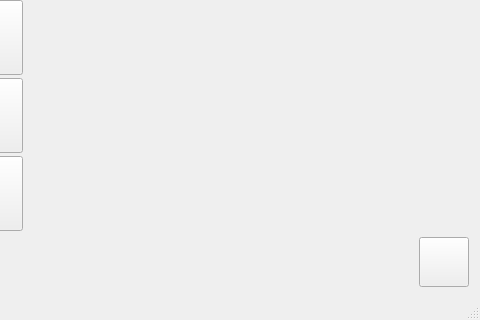
The window that THE-GAME/MainWindow.ui (Khaens/THE-GAME) describes before a commit, drawn with Qt 5; both pictures show x 600 to 1080 and y 400 to 720 of the 1080 by 720 pixel window.
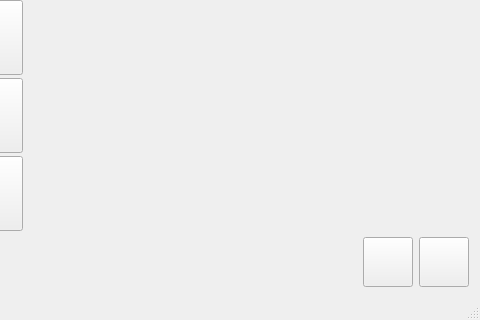
The same window after the commit.

Commit message:
Added Account button as well as Login/Register methods
They aren't linked with the database, are there just for temporary prototyping. Registering / Logging in only need username and email address for now, as for password we'll need a hash function.

Diff of the .ui file:
```diff
--- a/THE-GAME/MainWindow.ui
+++ b/THE-GAME/MainWindow.ui
@@ -147,6 +147,31 @@
         </property>
        </spacer>
       </item>
+      <item>
+       <widget class="QPushButton" name="accountButton">
+        <property name="sizePolicy">
+         <sizepolicy hsizetype="Fixed" vsizetype="Fixed">
+          <horstretch>0</horstretch>
+          <verstretch>0</verstretch>
+         </sizepolicy>
+        </property>
+        <property name="minimumSize">
+         <size>
+          <width>50</width>
+          <height>50</height>
+         </size>
+        </property>
+        <property name="maximumSize">
+         <size>
+          <width>50</width>
+          <height>50</height>
+         </size>
+        </property>
+        <property name="text">
+         <string/>
+        </property>
+       </widget>
+      </item>
       <item>
        <widget class="QPushButton" name="helpButton">
         <property name="sizePolicy">
```
The commit also changes 29 other files.
